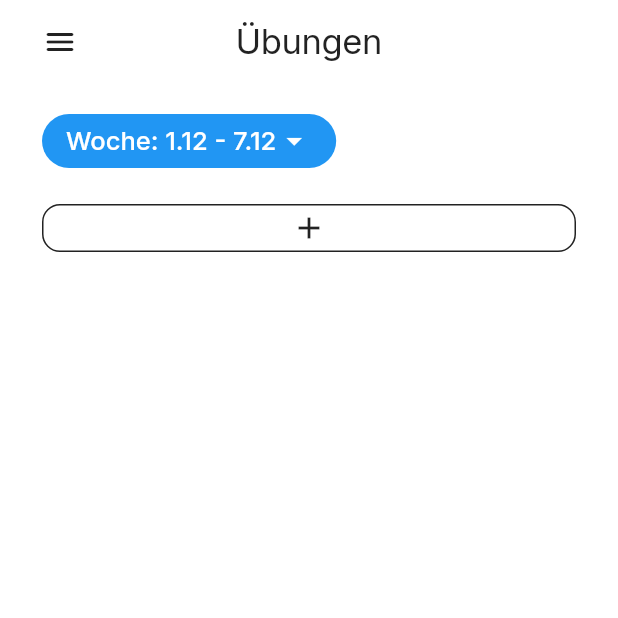
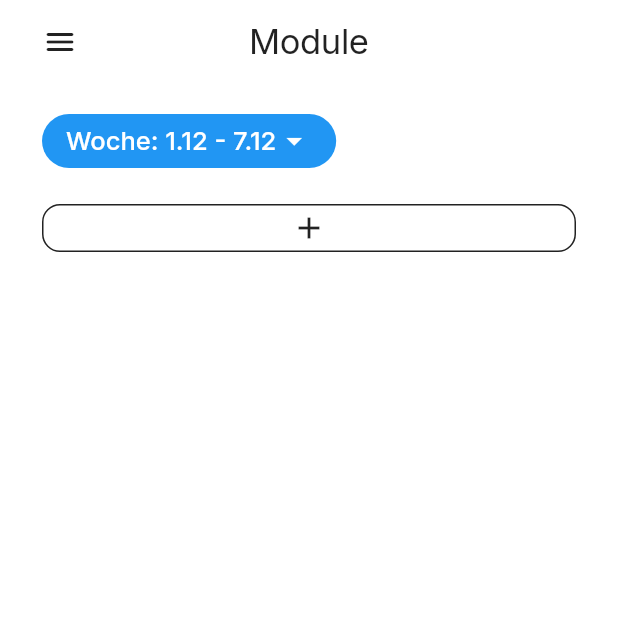
Before and after one commit to LennartKDeveloper/uni_track, a Flutter app: the screen it shows after launch, on a phone screen of 412 x 824 dp, the top half of it. Run offline on Flutter 3.47's test engine with Material 3 defaults, Android fonts, the phone set to English and light mode, and no system bars; drawn by our look-alikes of hidden_drawer_menu; our stand-ins replace flutter_slidable, gap, google_fonts, hive, hive_flutter, image_picker and 2 more; accounts and stored records are empty.

Commit message:
Module renaming

```diff
--- a/lib/shared/hidden_drawer.dart
+++ b/lib/shared/hidden_drawer.dart
@@ -41,7 +41,7 @@ class _HiddenDrawerState extends State<HiddenDrawer> {
     final pages = [
       ScreenHiddenDrawer(
         ItemHiddenMenu(
-          name: "Übungen",
+          name: "Module",
           baseStyle: textStyle,
           selectedStyle: textStyle,
           colorLineSelected: Colors.transparent,
```
